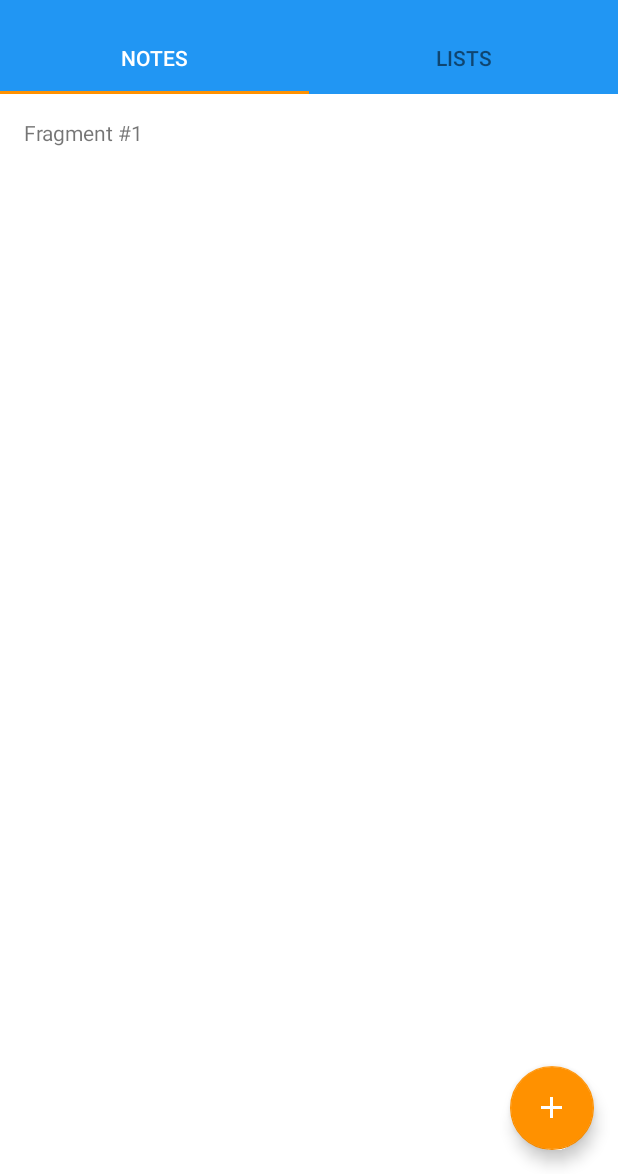
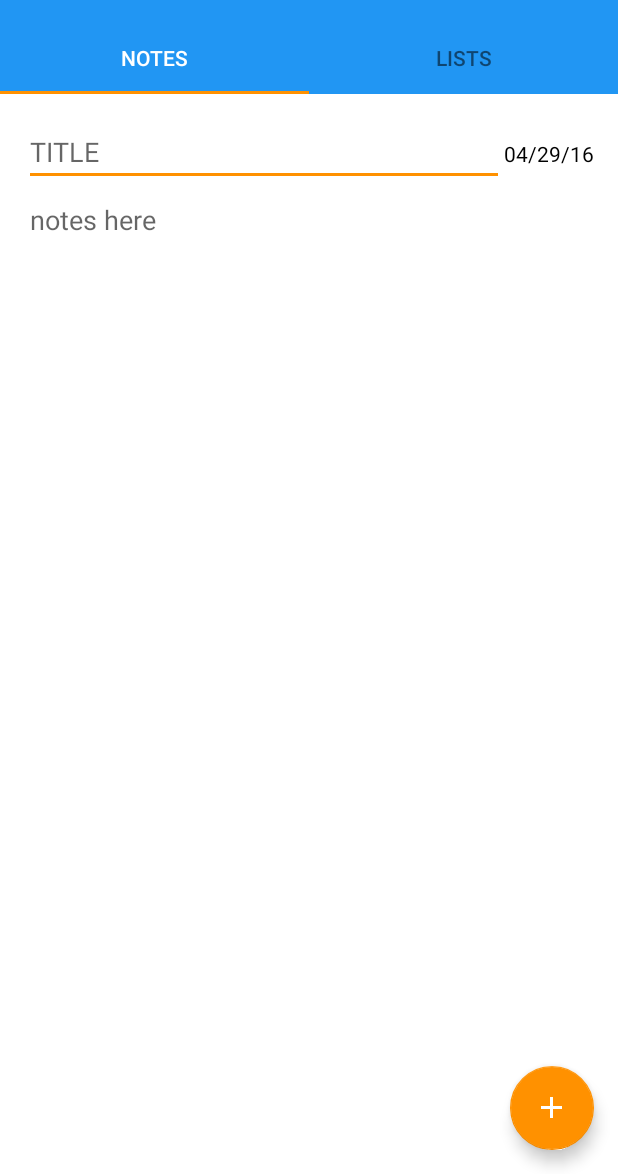
Before and after one commit to jprMesh/LocaList, an Android app: the screen it shows after launch (MainActivity), on a phone screen of 412 x 824 dp, the part 62-1236 px from its top. Run offline under Robolectric (Android 15) with nearby library versions, the phone set to English and light mode, and no system bars.

Commit message:
Added starting UIs for each screen.

```diff
--- a/app/src/main/java/net/jmesh/localist/PageFragment.java
+++ b/app/src/main/java/net/jmesh/localist/PageFragment.java
@@ -1,14 +1,29 @@
 package net.jmesh.localist;
 
 import android.content.Context;
+import android.content.res.ColorStateList;
+import android.graphics.Color;
+import android.graphics.drawable.Drawable;
 import android.os.Bundle;
 import android.support.v4.app.Fragment;
 import android.support.v4.app.FragmentManager;
 import android.support.v4.app.FragmentPagerAdapter;
+import android.support.v4.content.ContextCompat;
+import android.text.InputType;
+import android.view.Gravity;
 import android.view.LayoutInflater;
 import android.view.View;
 import android.view.ViewGroup;
+import android.widget.EditText;
+import android.widget.ImageView;
+import android.widget.LinearLayout;
 import android.widget.TextView;
+
+import org.w3c.dom.Text;
+
+import java.text.SimpleDateFormat;
+
+import static android.R.color.primary_text_light;
 
 /**
  * Created by jonas on 4/27/16.
@@ -36,8 +51,45 @@ public class PageFragment extends Fragment {
     public View onCreateView(LayoutInflater inflater, ViewGroup container,
                              Bundle savedInstanceState) {
         View view = inflater.inflate(R.layout.content_main, container, false);
-        TextView textView = (TextView) view.findViewById(R.id.textview1);
-        textView.setText("Fragment #" + mPage);
+        LinearLayout linlayout = (LinearLayout) view.findViewById(R.id.linLayout);
+
+        LinearLayout titleDateLayout = new LinearLayout(getContext());
+        titleDateLayout.setLayoutParams(new LinearLayout.LayoutParams(ViewGroup.LayoutParams.MATCH_PARENT, ViewGroup.LayoutParams.WRAP_CONTENT));
+
+        EditText titletext = new EditText(getContext());
+        LinearLayout.LayoutParams params = new LinearLayout.LayoutParams(0, ViewGroup.LayoutParams.WRAP_CONTENT);
+        params.weight = 2f;
+        titletext.setLayoutParams(params);
+        titletext.setInputType(InputType.TYPE_CLASS_TEXT);
+        titletext.setTextColor(ContextCompat.getColor(getContext(), primary_text_light));
+        titletext.setHint("TITLE");
+        titleDateLayout.addView(titletext);
+
+        if (mPage == 1) {
+            TextView datetext = new TextView(getContext());
+            long date = System.currentTimeMillis();
+            SimpleDateFormat sdf = new SimpleDateFormat("MM/dd/yy");
+            String dateString = sdf.format(date);
+            datetext.setText(dateString);
+            datetext.setTextColor(ContextCompat.getColor(getContext(), primary_text_light));
+            titleDateLayout.addView(datetext);
+            linlayout.addView(titleDateLayout);
+
+
+            EditText bodyText = new EditText(getContext());
+            bodyText.setLayoutParams(new ViewGroup.LayoutParams(ViewGroup.LayoutParams.MATCH_PARENT, ViewGroup.LayoutParams.MATCH_PARENT));
+            bodyText.setTextColor(Color.BLACK);
+            bodyText.setGravity(Gravity.TOP);
+            bodyText.setVerticalScrollBarEnabled(true);
+            bodyText.setBackground(null);
+            bodyText.setHint("notes here");
+            linlayout.addView(bodyText);
+        } else if (mPage == 2) {
+            ImageView reminderbutton = new ImageView(getContext());
+            reminderbutton.setImageDrawable(ContextCompat.getDrawable(getContext(), R.drawable.ic_star_black_36dp));
+            titleDateLayout.addView(reminderbutton);
+            linlayout.addView(titleDateLayout);
+        }
         return view;
     }
 }
--- a/app/src/main/res/layout/content_main.xml
+++ b/app/src/main/res/layout/content_main.xml
@@ -1,18 +1,15 @@
 <?xml version="1.0" encoding="utf-8"?>
-<RelativeLayout xmlns:android="http://schemas.android.com/apk/res/android"
+<LinearLayout xmlns:android="http://schemas.android.com/apk/res/android"
     xmlns:app="http://schemas.android.com/apk/res-auto"
     xmlns:tools="http://schemas.android.com/tools"
     android:layout_width="match_parent"
     android:layout_height="match_parent"
+    android:orientation="vertical"
     android:paddingBottom="@dimen/activity_vertical_margin"
     android:paddingLeft="@dimen/activity_horizontal_margin"
     android:paddingRight="@dimen/activity_horizontal_margin"
     android:paddingTop="@dimen/activity_vertical_margin"
-    tools:context="net.jmesh.localist.MainActivity">
+    tools:context="net.jmesh.localist.MainActivity"
+    android:id="@+id/linLayout">
 
-    <TextView
-        android:layout_width="wrap_content"
-        android:layout_height="wrap_content"
-        android:id="@+id/textview1" />
-
-</RelativeLayout>
+</LinearLayout>
```
Also changed, not shown: app/src/main/res/drawable-hdpi/ic_star_black_36dp.png (added), app/src/main/res/drawable-mdpi/ic_star_black_36dp.png (added), app/src/main/res/drawable-xhdpi/ic_star_black_36dp.png (added), app/src/main/res/drawable-xxhdpi/ic_star_black_36dp.png (added), app/src/main/res/drawable-xxxhdpi/ic_star_black_36dp.png (added).
